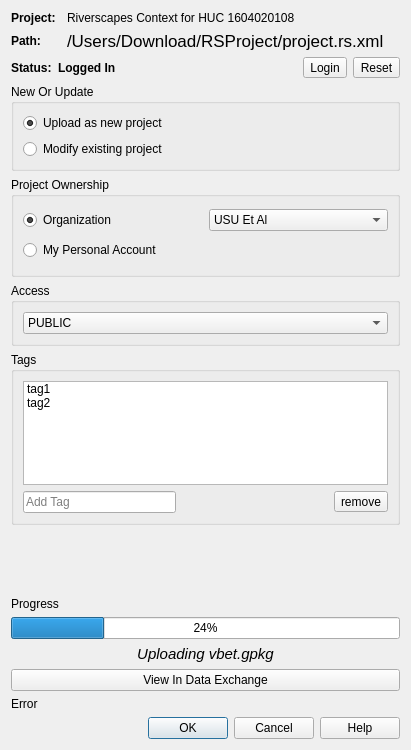
Qt form src/ui/project_upload_dialog.ui (Riverscapes/QRAVEPlugin) before a commit.
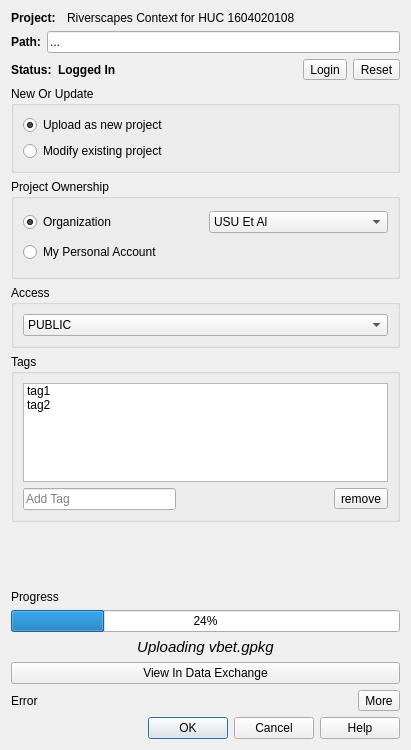
The same form after that commit.

Commit message: project retrieving correctly

```diff
--- a/src/ui/project_upload_dialog.ui
+++ b/src/ui/project_upload_dialog.ui
@@ -66,21 +66,15 @@
       </widget>
      </item>
      <item>
-      <widget class="QLabel" name="projectPathValue">
-       <property name="maximumSize">
-        <size>
-         <width>16777215</width>
-         <height>16777215</height>
-        </size>
-       </property>
-       <property name="font">
-        <font>
-         <pointsize>13</pointsize>
-         <italic>false</italic>
-        </font>
+      <widget class="QLineEdit" name="projectPathValue">
+       <property name="enabled">
+        <bool>true</bool>
        </property>
        <property name="text">
-        <string>/Users/Download/RSProject/project.rs.xml</string>
+        <string>...</string>
+       </property>
+       <property name="readOnly">
+        <bool>true</bool>
        </property>
       </widget>
      </item>
@@ -366,11 +360,25 @@
     </widget>
    </item>
    <item>
-    <widget class="QLabel" name="errorLable">
-     <property name="text">
-      <string>Error</string>
-     </property>
-    </widget>
+    <layout class="QHBoxLayout" name="errorLayout">
+     <item>
+      <widget class="QLabel" name="errorSummaryLable">
+       <property name="text">
+        <string>Error</string>
+       </property>
+      </widget>
+     </item>
+     <item>
+      <widget class="QToolButton" name="errorMoreBtn">
+       <property name="toolTip">
+        <string>Copy error to clipboard</string>
+       </property>
+       <property name="text">
+        <string>More</string>
+       </property>
+      </widget>
+     </item>
+    </layout>
    </item>
    <item>
     <layout class="QHBoxLayout" name="actionBtnLayout">
```
The commit also changes 19 other files.
